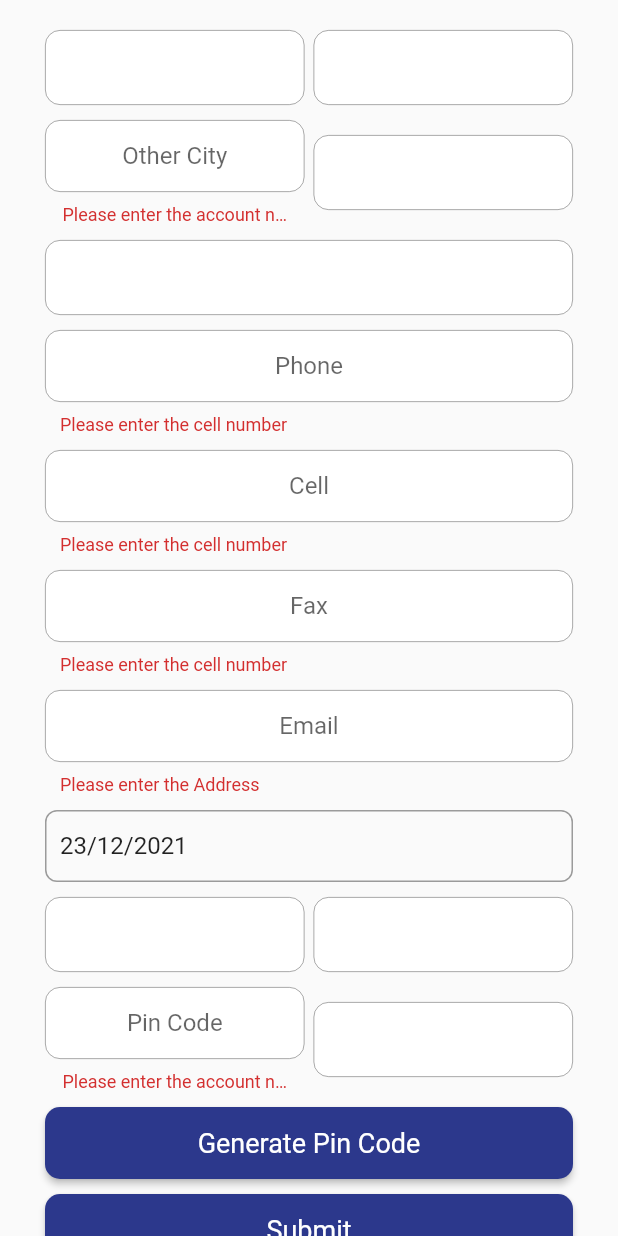
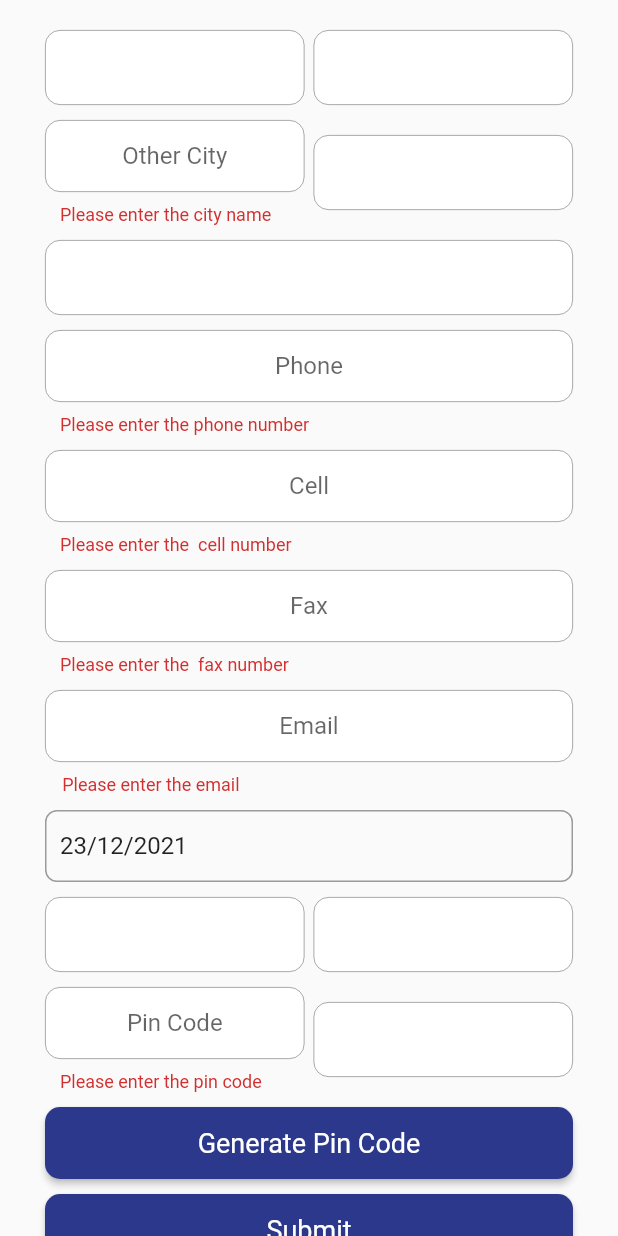
Before and after one commit to shahzad200/Restinvest, a Flutter app: the GenerateCodeScreen screen opened by its route, after a tap on "Generate Pin Code", on a phone screen of 412 x 824 dp. Run offline on Flutter 3.47's test engine with Material 2 defaults, Android fonts, the phone set to English and light mode, and no system bars; drawn by our look-alikes of date_field; our stand-ins replace fluttertoast, get, webview_flutter; missing offline and left inert: encrypt; accounts and stored records are empty; network calls fail.

Commit message:
updated code

```diff
--- a/lib/utils/constant.dart
+++ b/lib/utils/constant.dart
@@ -12,6 +12,12 @@ class Constants {
 
   static const int userId=6;
   static const int accountNo=7;
+  static const int faxnumber=8;
+
+  static const int pincode=9;
+
+  static const int cityname=10;
+  static const int cellnumber=11;
   //homeScreen button id
   static const int meetingButtonId = 1;
   static const int chatButtonId = 2;
--- a/lib/views/generate_code_screen.dart
+++ b/lib/views/generate_code_screen.dart
@@ -77,7 +77,7 @@ class GenerateCodeScreen extends StatelessWidget {
                       child: CustomFormField(
                         onTextChange: (val) {},
                         hint: "Other City",
-                        fieldType: Constants.accountNo,
+                        fieldType: Constants.cityname,
                         textAlign: TextAlign.center,
                       ),
                     ),
@@ -134,7 +134,7 @@ class GenerateCodeScreen extends StatelessWidget {
                       onTextChange: (val) {},
                       hint: "Cell",
                       textAlign: TextAlign.center,
-                      fieldType: Constants.phoneNumberField,
+                      fieldType: Constants.cellnumber,
                     ),
                     const SizedBox(
                       height: 10,
@@ -143,7 +143,7 @@ class GenerateCodeScreen extends StatelessWidget {
                       onTextChange: (val) {},
                       hint: "Fax",
                       textAlign: TextAlign.center,
-                      fieldType: Constants.phoneNumberField,
+                      fieldType: Constants.faxnumber,
                     ),
                    const SizedBox(height: 10,),
                     CustomFormField(
@@ -204,7 +204,7 @@ class GenerateCodeScreen extends StatelessWidget {
                         child: CustomFormField(
                           onTextChange: (val) {},
                           hint: "Pin Code",
-                          fieldType: Constants.accountNo,
+                          fieldType: Constants.pincode,
                           textAlign: TextAlign.center,
                         ),
                       ),
@@ -227,7 +227,7 @@ class GenerateCodeScreen extends StatelessWidget {
                     const SizedBox(
                       height: 10,
                     ),
-                    RestInvestButton(isSquare: true,
+                    CustomRoundButton(isSquare: true,
                       text: "Generate Pin Code",
                       buttonColor: AppColor.blueColor,
                       textColor: AppColor.whiteColor,
@@ -241,7 +241,7 @@ class GenerateCodeScreen extends StatelessWidget {
                     const SizedBox(
                       height: 10,
                     ),
-                    RestInvestButton(isSquare: true,
+                    CustomRoundButton(isSquare: true,
                       text: "Submit",
                       buttonColor: AppColor.blueColor,
                       textColor: AppColor.whiteColor,
--- a/lib/views/redemption_screen.dart
+++ b/lib/views/redemption_screen.dart
@@ -325,8 +325,8 @@ class RedemptionScreen extends StatelessWidget {
                   ),
                   SizedBox(
                     height: 40,
-                    child: RestInvestButton(
-                      isSquare: true,
+                    child: RestInvestButton(isSquare:true,
+
                       text: "Submit",
                       onPress: () {},
                       buttonColor: AppColor.blueColor,
--- a/lib/views/user_screen.dart
+++ b/lib/views/user_screen.dart
@@ -316,7 +316,7 @@ class UserScreen extends StatelessWidget {
                     const SizedBox(
                       height: 10,
                     ),
-                    RestInvestButton(isSquare: true,
+                    CustomRoundButton(isSquare: true,
                       text: "Submit",
                       buttonColor: AppColor.blueColor,
                       textColor: AppColor.whiteColor,
--- a/lib/widgets/button.dart
+++ b/lib/widgets/button.dart
@@ -37,7 +37,7 @@ class RestInvestButton extends StatelessWidget {
           minimumSize: Size(width, height),
           shape: RoundedRectangleBorder(
             borderRadius: isSquare
-                ? BorderRadius.circular(10
+                ? BorderRadius.circular(0
 
                   )
                 : BorderRadius.circular(30.0),
@@ -52,6 +52,7 @@ class CustomRoundButton extends StatelessWidget {
       {Key? key,
       this.color1 = true,
       this.color2 = false,
+        this.isSquare,
       required this.text,
       required this.onPress,
       this.height = 48,
@@ -69,6 +70,7 @@ class CustomRoundButton extends StatelessWidget {
   final Color borderColor;
   final double width;
   final double height;
+ final isSquare;
 
   final color1;
   final color2;
@@ -83,7 +85,13 @@ class CustomRoundButton extends StatelessWidget {
             fontSize: textSize,
           ),
           minimumSize: Size(width, height),
-          shape: RoundedRectangleBorder(borderRadius: BorderRadius.circular(0)),
+          shape: RoundedRectangleBorder(
+            borderRadius: isSquare
+                ? BorderRadius.circular(10
+
+            )
+                : BorderRadius.circular(0.0),
+          ),
         ),
         child: Text(text));
   }
--- a/lib/widgets/textformfiled.dart
+++ b/lib/widgets/textformfiled.dart
@@ -59,10 +59,10 @@ class _CustomFormFieldState extends State<CustomFormField> {
           case Constants.emailField:
             {
               if (val!.isEmpty) {
-                return "Please enter the Address";
-              } else if (!GetUtils.isEmail(val)) {
-                return  "Please fill the field";
-              } else {
+                return "Please enter the email ";
+              }
+
+               else {
                 return null;
               }
             }
@@ -70,8 +70,7 @@ class _CustomFormFieldState extends State<CustomFormField> {
             {
               if (val!.isEmpty) {
                 return "Please enter the password";
-              } else if (val.length <= 6) {
-                return "Password must be at least 6 character in length.";
+
               } else {
                 return null;
               }
@@ -79,7 +78,7 @@ class _CustomFormFieldState extends State<CustomFormField> {
           case Constants.phoneNumberField:
             {
               if (val!.isEmpty) {
-                return  "Please enter the cell number";
+                return  "Please enter the phone number";
               } else {
                 return null;
               }
@@ -117,6 +116,43 @@ class _CustomFormFieldState extends State<CustomFormField> {
               }
 
             }
+          case Constants.pincode:
+            {
+              if (val!.isEmpty) {
+                return "Please enter the pin code";
+              } else {
+                return null;
+              }
+
+            }
+          case Constants.cityname:
+            {
+              if (val!.isEmpty) {
+                return "Please enter the city name";
+              } else {
+                return null;
+              }
+
+            }
+          case Constants.faxnumber:
+            {
+              if (val!.isEmpty) {
+                return "Please enter the  fax number";
+              } else {
+                return null;
+              }
+
+            }
+          case Constants.cellnumber:
+            {
+              if (val!.isEmpty) {
+                return "Please enter the  cell number";
+              } else {
+                return null;
+              }
+
+            }
+
           default:
             {}
         }
```
